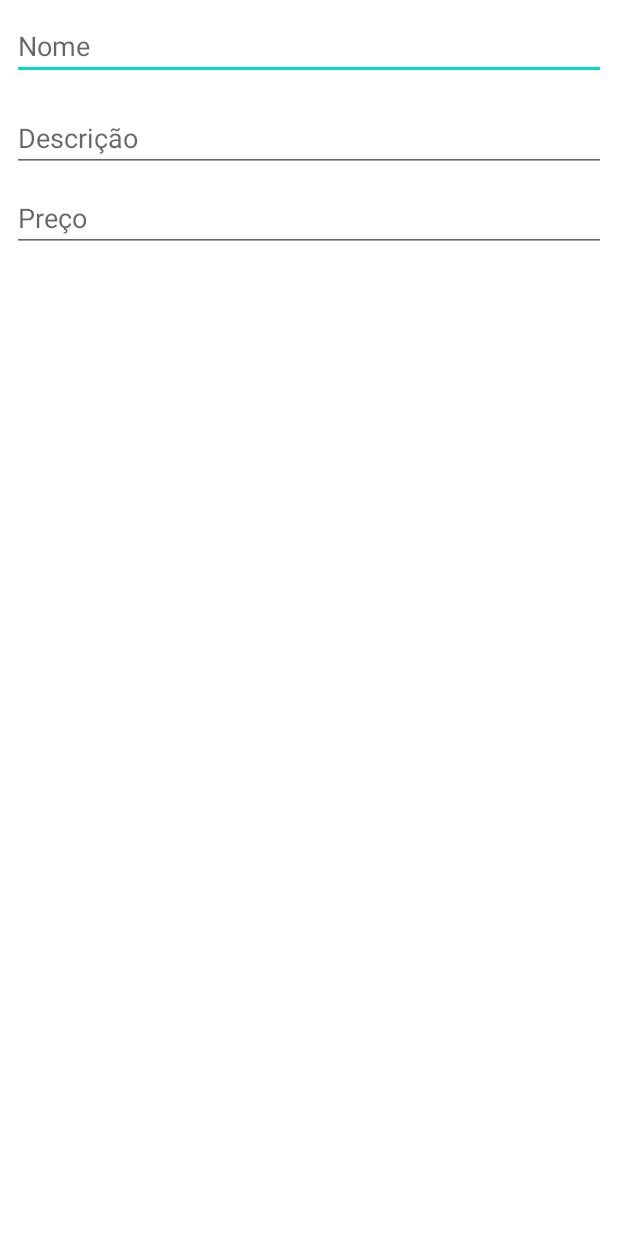
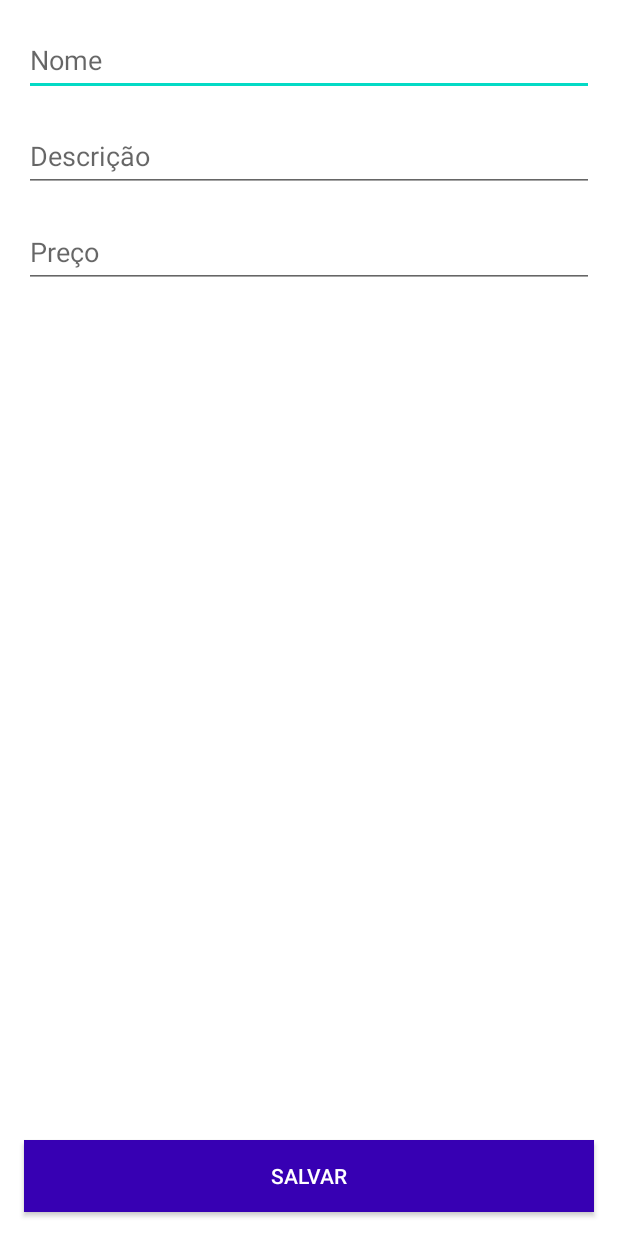
Before and after one commit to brunoheenrique/Kotlin, an Android app: the layout activity_formulario_produto.xml on its own in the app's theme, with its tools: preview values and no code run, on a phone screen of 412 x 824 dp. Run offline under Robolectric (Android 15) with nearby library versions, the phone set to English and light mode, and no system bars.

```diff
--- a/Android/app/src/main/java/br/com/orgs/model/Produto.kt
+++ b/Android/app/src/main/java/br/com/orgs/model/Produto.kt
@@ -2,7 +2,7 @@ package br.com.orgs.model
 
 import java.math.BigDecimal
 
-class Produto(
+data class Produto(
     val nome: String,
     val descricao: String,
     val valor: BigDecimal
--- a/Android/app/src/main/res/layout/activity_formulario_produto.xml
+++ b/Android/app/src/main/res/layout/activity_formulario_produto.xml
@@ -1,48 +1,78 @@
 <?xml version="1.0" encoding="utf-8"?>
-<androidx.constraintlayout.widget.ConstraintLayout xmlns:android="http://schemas.android.com/apk/res/android"
+
+<ScrollView xmlns:android="http://schemas.android.com/apk/res/android"
+    xmlns:app="http://schemas.android.com/apk/res-auto"
     xmlns:tools="http://schemas.android.com/tools"
     android:layout_width="match_parent"
     android:layout_height="match_parent"
-    xmlns:app="http://schemas.android.com/apk/res-auto"
+    android:fillViewport="true">
+
+    <androidx.constraintlayout.widget.ConstraintLayout
+        android:layout_width="match_parent"
+        android:layout_height="wrap_content"
         tools:context=".view.activity.FormularioProdutoActivity">
 
-    <EditText android:id="@+id/formulario_campo_nome"
+        <EditText
+            android:id="@+id/formulario_campo_nome"
             android:layout_width="0dp"
             android:layout_height="wrap_content"
+            android:layout_marginStart="16dp"
+            android:layout_marginTop="16dp"
+            android:layout_marginEnd="16dp"
+            android:autofillHints=""
+            android:hint="@string/string_nome_hint"
+            android:inputType="text"
+            android:minHeight="48dp"
+            app:layout_constraintBottom_toTopOf="@id/formulario_campo_descricao"
+            app:layout_constraintEnd_toEndOf="parent"
             app:layout_constraintStart_toStartOf="parent"
-        app:layout_constraintEnd_toEndOf="parent"
             app:layout_constraintTop_toTopOf="parent"
-        app:layout_constraintBottom_toTopOf="@id/formulario_campo_descricao"
-        android:hint="@string/string_nome_hint"
-        android:layout_margin="8dp"
+            tools:ignore="LabelFor,TextContrastCheck" />
+
+        <EditText
+            android:id="@+id/formulario_campo_descricao"
+            android:layout_width="match_parent"
+            android:layout_height="wrap_content"
+            android:layout_margin="16dp"
             android:autofillHints=""
+            android:hint="@string/string_desc_hint"
             android:inputType="text"
+            android:minHeight="48dp"
+            app:layout_constraintBottom_toTopOf="@id/formulario_campo_valor"
+            app:layout_constraintEnd_toEndOf="@id/formulario_campo_nome"
+            app:layout_constraintStart_toStartOf="@id/formulario_campo_nome"
+            app:layout_constraintTop_toBottomOf="@id/formulario_campo_nome"
             tools:ignore="LabelFor" />
 
-    <EditText android:id="@+id/formulario_campo_descricao"
+        <EditText
+            android:id="@+id/formulario_campo_valor"
+            android:layout_width="match_parent"
+            android:layout_height="wrap_content"
+            android:layout_margin="16dp"
+            android:autofillHints=""
+            android:hint="@string/string_valor_hint"
+            android:inputType="number"
+            android:minHeight="48dp"
+            app:layout_constraintEnd_toEndOf="@id/formulario_campo_descricao"
+            app:layout_constraintStart_toStartOf="@id/formulario_campo_descricao"
+            app:layout_constraintTop_toBottomOf="@id/formulario_campo_descricao"
+            tools:ignore="LabelFor" />
+
+        <androidx.appcompat.widget.AppCompatButton
+            android:id="@+id/formulario_botao_salvar"
             android:layout_width="0dp"
             android:layout_height="wrap_content"
+            android:layout_margin="16dp"
+            android:background="@color/purple_700"
+            android:text="@string/string_botao_salvar"
+            android:textColor="@color/white"
+            app:layout_constraintBottom_toBottomOf="parent"
+            app:layout_constraintEnd_toEndOf="parent"
             app:layout_constraintStart_toStartOf="parent"
-        app:layout_constraintEnd_toEndOf="parent"
-        app:layout_constraintTop_toBottomOf="@id/formulario_campo_nome"
-        app:layout_constraintBottom_toTopOf="@id/formulario_campo_valor"
-        android:hint="@string/string_desc_hint"
-        android:layout_margin="8dp"
-        android:autofillHints=""
-        android:inputType="text"
-        tools:ignore="LabelFor" />
-
-    <EditText android:id="@+id/formulario_campo_valor"
-        android:layout_width="0dp"
-        android:layout_height="wrap_content"
-        app:layout_constraintStart_toStartOf="parent"
-        app:layout_constraintEnd_toEndOf="parent"
-        app:layout_constraintTop_toBottomOf="@id/formulario_campo_descricao"
-        android:hint="@string/string_valor_hint"
-        android:layout_margin="8dp"
-        android:autofillHints=""
-        android:inputType="number"
-        tools:ignore="LabelFor" />
+            app:layout_constraintTop_toBottomOf="@id/formulario_campo_valor"
+            app:layout_constraintVertical_bias="1"/>
 
 
     </androidx.constraintlayout.widget.ConstraintLayout>
+
+</ScrollView>
--- a/Android/app/src/main/res/values/strings.xml
+++ b/Android/app/src/main/res/values/strings.xml
@@ -6,4 +6,5 @@
     <string name="string_nome_hint">Nome</string>
     <string name="string_desc_hint">Descrição</string>
     <string name="string_valor_hint">Preço</string>
+    <string name="string_botao_salvar">SALVAR</string>
 </resources>
```
Also changed, not shown: Android/app/src/main/AndroidManifest.xml (+3 -9 lines), Android/app/src/main/java/br/com/orgs/view/activity/FormularioProdutoActivity.kt (+31 -1 lines). Lines whose indentation alone changed are shown as unchanged.
